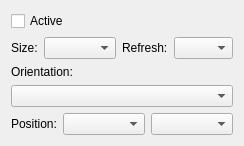
Above: kcontrol/randr/outputconfigbase.ui from mgottschlag/kwin-tiling before the change. Below: the same form after it.
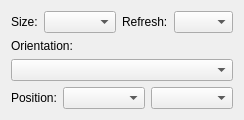
That is the form after the change.

Commit message: - Fix most of the i18n ambiguities noted by Krazy - const pass-by-reference some parameters that were passed by value (thanks   Krazy!) - Fix configuration changes not hitting the changed(bool) slot in KCModule - Remove "active" checkbox in the output configuration, and added a   "disabled" option in the resolution combo box. This reduces clutter and   is clearer, in my opinion. - Add an "Auto" option in the refresh rate configuration - Disallow refresh rate changes on disabled displays - Add slotEnable to RandROutput to allow activating displays.

What changed in the file:
```diff
--- a/kcontrol/randr/outputconfigbase.ui
+++ b/kcontrol/randr/outputconfigbase.ui
@@ -20,13 +20,6 @@
   </property>
   <layout class="QGridLayout" >
    <item row="0" column="0" >
-    <widget class="QCheckBox" name="activeCheck" >
-     <property name="text" >
-      <string>Active</string>
-     </property>
-    </widget>
-   </item>
-   <item row="1" column="0" >
     <layout class="QHBoxLayout" >
      <item>
       <widget class="QLabel" name="label_2" >
@@ -66,7 +59,7 @@
      </item>
     </layout>
    </item>
-   <item row="2" column="0" >
+   <item row="1" column="0" >
     <layout class="QVBoxLayout" >
      <item>
       <widget class="QLabel" name="orientationLabel" >
@@ -93,7 +86,7 @@
      </item>
     </layout>
    </item>
-   <item row="3" column="0" >
+   <item row="2" column="0" >
     <layout class="QHBoxLayout" name="positionLayout">
      <item>
       <widget class="QLabel" name="positionLabel" >
```
The commit also changes 19 other files.
